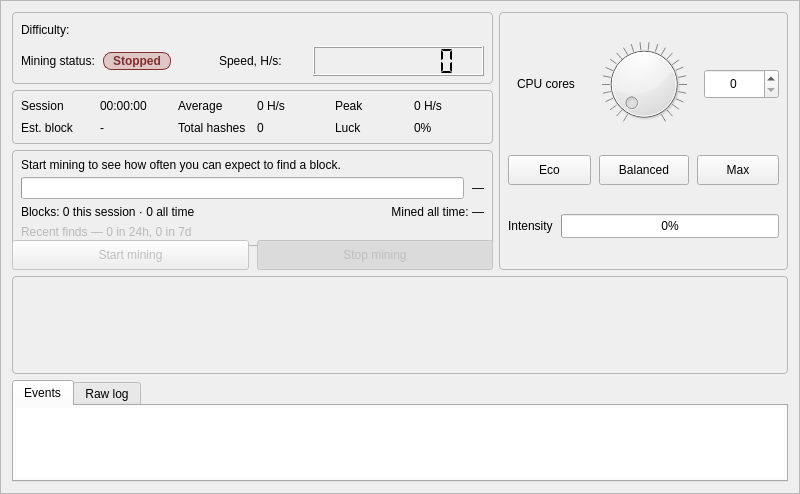
Above: src/gui/ui/miningframe.ui from discretecoin/discrete-wallet before the change. Below: the same form after it.
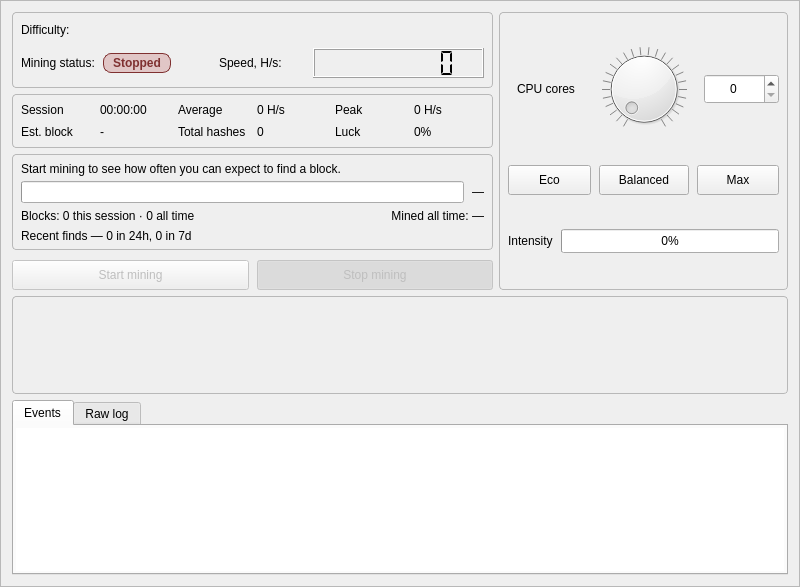
That is the form after the change. Custom widgets are drawn as their Qt base class.

Patch:
```diff
--- a/src/gui/ui/miningframe.ui
+++ b/src/gui/ui/miningframe.ui
@@ -7,7 +7,7 @@
     <x>0</x>
     <y>0</y>
     <width>800</width>
-    <height>494</height>
+    <height>587</height>
    </rect>
   </property>
   <property name="minimumSize">
@@ -499,7 +499,7 @@
                 <string notr="true">Mined all time: —</string>
                </property>
                <property name="alignment">
-                <set>Qt::AlignmentFlag::AlignRight|Qt::AlignmentFlag::AlignVCenter</set>
+                <set>Qt::AlignmentFlag::AlignRight|Qt::AlignmentFlag::AlignTrailing|Qt::AlignmentFlag::AlignVCenter</set>
                </property>
               </widget>
              </item>
@@ -511,7 +511,10 @@
               <string notr="true">Recent finds — 0 in 24h, 0 in 7d</string>
              </property>
              <property name="styleSheet">
-              <string notr="true">QLabel#m_recentBlocksLabel { color: palette(mid); }</string>
+              <string notr="true"/>
+             </property>
+             <property name="text">
+              <string notr="true">Recent finds — 0 in 24h, 0 in 7d</string>
              </property>
             </widget>
            </item>
```
Left out of the diff: 3 changed lines with no effect on the pictures.
